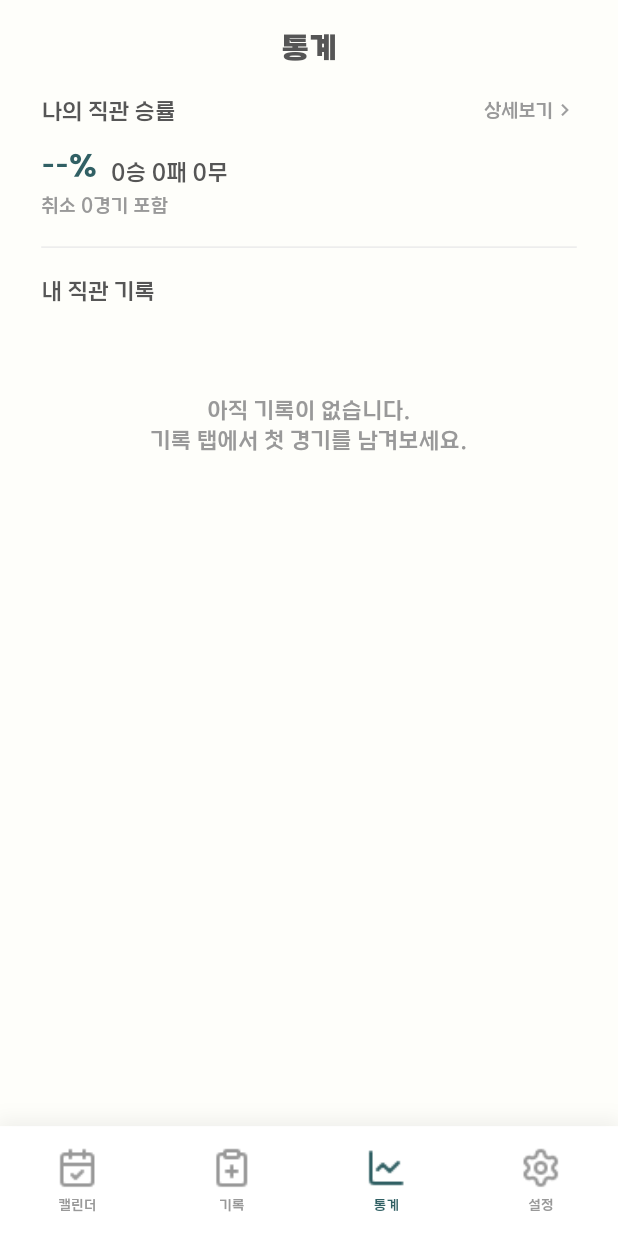
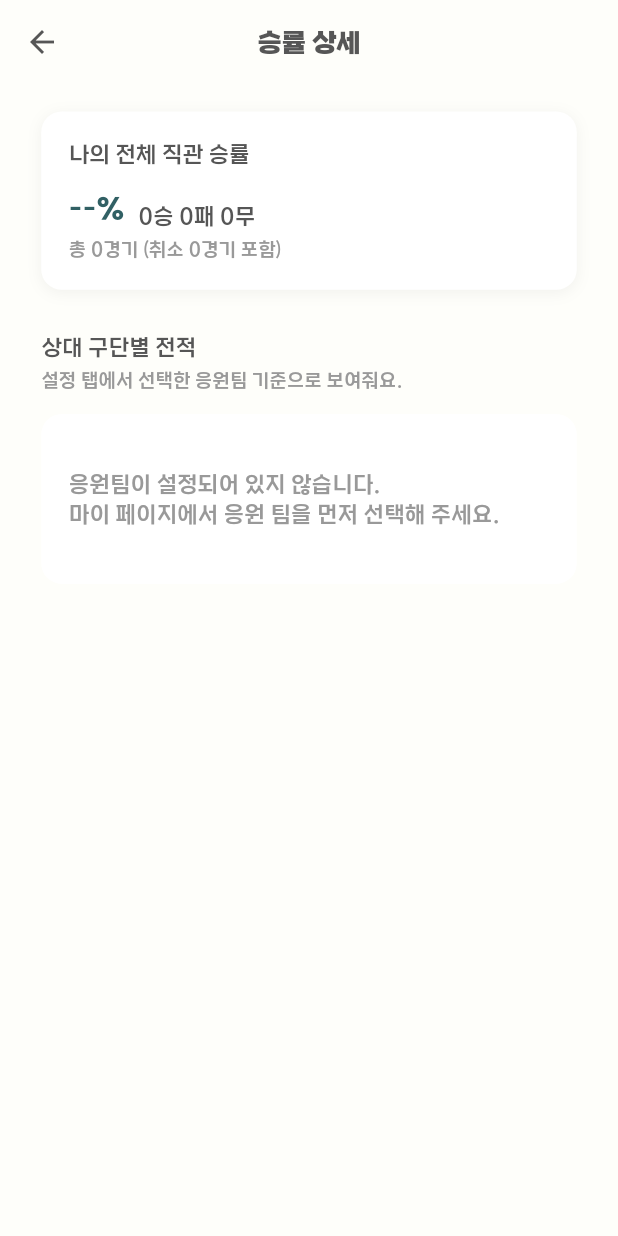
Before and after one commit to Obebe-creator/capstone_baseball, a Flutter app: the screen it shows after launch, item 3 of the bottom bar chosen, after a tap on "상세보기", on a phone screen of 412 x 824 dp. Run offline on Flutter 3.47's test engine with Material 3 defaults, Android fonts, the phone set to English and light mode, and no system bars; our stand-ins replace flutter_screenutil, get, logger, shared_preferences, table_calendar.

Commit message:
승률 상세보기 페이지 구현

```diff
--- /dev/null
+++ b/lib/view/analysis/analysis_detail_page.dart
@@ -0,0 +1,313 @@
+import 'package:capstone_baseball/controller/analysis_controller.dart';
+import 'package:capstone_baseball/controller/setting_controller.dart';
+import 'package:capstone_baseball/model/game_record.dart';
+import 'package:capstone_baseball/model/team.dart';
+import 'package:capstone_baseball/theme/app_colors.dart';
+import 'package:capstone_baseball/theme/font_styles.dart';
+import 'package:flutter/material.dart';
+import 'package:flutter_screenutil/flutter_screenutil.dart';
+import 'package:get/get.dart';
+
+class AnalysisDetailPage extends GetView<AnalysisController> {
+  const AnalysisDetailPage({super.key});
+
+  @override
+  Widget build(BuildContext context) {
+    return Scaffold(
+      backgroundColor: AppColors.bgColor,
+      appBar: AppBar(
+        backgroundColor: AppColors.bgColor,
+        elevation: 0,
+        centerTitle: true,
+        title: Text(
+          '승률 상세',
+          style: FontStyles.KBO_bold_15.copyWith(color: AppColors.grey_title),
+        ),
+        iconTheme: IconThemeData(color: AppColors.grey_title),
+      ),
+      body: _body(),
+    );
+  }
+
+  Widget _body() {
+    return SingleChildScrollView(
+      padding: EdgeInsets.symmetric(horizontal: 24.w, vertical: 16.h),
+      child: Column(
+        crossAxisAlignment: CrossAxisAlignment.start,
+        children: [
+          _overallWinRateSection(),
+          SizedBox(height: 24.h),
+          _opponentSection(),
+        ],
+      ),
+    );
+  }
+
+  // MARK: - 전체 직관 승률 섹션
+  Widget _overallWinRateSection() {
+    return Obx(() {
+      final winRate = controller.winRate; // 0 ~ 100
+      final played = controller.playedCount;
+      final win = controller.winCount;
+      final lose = controller.loseCount;
+      final draw = controller.drawCount;
+      final cancel = controller.cancelCount;
+
+      return Container(
+        width: double.infinity,
+        padding: EdgeInsets.all(16.w),
+        decoration: BoxDecoration(
+          color: AppColors.white,
+          borderRadius: BorderRadius.circular(12.r),
+          boxShadow: [
+            BoxShadow(
+              color: Colors.black.withOpacity(0.05),
+              blurRadius: 8,
+              offset: const Offset(0, 2),
+            ),
+          ],
+        ),
+        child: Column(
+          crossAxisAlignment: CrossAxisAlignment.start,
+          children: [
+            Text(
+              '나의 전체 직관 승률',
+              style: FontStyles.KBO_medium_13.copyWith(
+                color: AppColors.grey_title,
+              ),
+            ),
+            SizedBox(height: 12.h),
+
+            // 승률 + 전적
+            Row(
+              crossAxisAlignment: CrossAxisAlignment.end,
+              children: [
+                Text(
+                  played == 0 ? '--%' : '${winRate.toStringAsFixed(0)}%',
+                  style: FontStyles.KBO_bold_17.copyWith(
+                    color: AppColors.mainColor,
+                  ),
+                ),
+                SizedBox(width: 8.w),
+                Text(
+                  '$win승 $lose패 $draw무',
+                  style: FontStyles.KBO_medium_13.copyWith(
+                    color: AppColors.grey_title,
+                  ),
+                ),
+              ],
+            ),
+            SizedBox(height: 4.h),
+            Text(
+              '총 ${played + cancel}경기 (취소 $cancel경기 포함)',
+              style: FontStyles.KBO_medium_11.copyWith(
+                color: AppColors.grey_04,
+              ),
+            ),
+          ],
+        ),
+      );
+    });
+  }
+
+  // MARK: - 상대 구단별 전적 섹션
+  Widget _opponentSection() {
+    final settingController = Get.find<SettingController>();
+
+    return Column(
+      crossAxisAlignment: CrossAxisAlignment.start,
+      children: [
+        Text(
+          '상대 구단별 전적',
+          style: FontStyles.KBO_medium_13.copyWith(color: AppColors.grey_title),
+        ),
+        SizedBox(height: 4.h),
+        Text(
+          '설정 탭에서 선택한 응원팀 기준으로 보여줘요.',
+          style: FontStyles.KBO_medium_11.copyWith(color: AppColors.grey_04),
+        ),
+        SizedBox(height: 12.h),
+        Obx(() {
+          final favorite = settingController.selectedTeam;
+
+          if (favorite == null) {
+            return Container(
+              width: double.infinity,
+              padding: EdgeInsets.symmetric(vertical: 32.h, horizontal: 16.w),
+              decoration: BoxDecoration(
+                color: AppColors.white,
+                borderRadius: BorderRadius.circular(12.r),
+              ),
+              child: Text(
+                '응원팀이 설정되어 있지 않습니다.\n마이 페이지에서 응원 팀을 먼저 선택해 주세요.',
+                style: FontStyles.KBO_medium_13.copyWith(
+                  color: AppColors.grey_04,
+                ),
+              ),
+            );
+          }
+
+          final stats = _buildOpponentStats(controller.records, favorite);
+
+          if (stats.isEmpty) {
+            return Container(
+              width: double.infinity,
+              padding: EdgeInsets.symmetric(vertical: 32.h, horizontal: 16.w),
+              decoration: BoxDecoration(
+                color: AppColors.white,
+                borderRadius: BorderRadius.circular(12.r),
+              ),
+              child: Text(
+                '아직 ${favorite.shortName}를 응원한 경기 기록이 없습니다.',
+                style: FontStyles.KBO_medium_13.copyWith(
+                  color: AppColors.grey_04,
+                ),
+              ),
+            );
+          }
+
+          return Container(
+            width: double.infinity,
+            padding: EdgeInsets.symmetric(vertical: 8.h),
+            decoration: BoxDecoration(
+              color: AppColors.white,
+              borderRadius: BorderRadius.circular(12.r),
+              boxShadow: [
+                BoxShadow(
+                  color: Colors.black.withOpacity(0.03),
+                  blurRadius: 6,
+                  offset: const Offset(0, 2),
+                ),
+              ],
+            ),
+            child: ListView.separated(
+              shrinkWrap: true,
+              physics: const NeverScrollableScrollPhysics(),
+              itemCount: stats.length,
+              separatorBuilder: (_, __) =>
+                  Divider(height: 1, thickness: 0.5, color: AppColors.grey_01),
+              itemBuilder: (_, index) {
+                final s = stats[index];
+                return _opponentRow(s);
+              },
+            ),
+          );
+        }),
+      ],
+    );
+  }
+
+  // MARK: - 상대 구단 한 줄 UI
+  Widget _opponentRow(_OpponentStats stats) {
+    final winRateText = stats.played == 0
+        ? '--%'
+        : '${stats.winRate.toStringAsFixed(0)}%';
+
+    return Padding(
+      padding: EdgeInsets.symmetric(horizontal: 16.w, vertical: 10.h),
+      child: Row(
+        children: [
+          // 구단 이름
+          Expanded(
+            flex: 2,
+            child: Text(
+              stats.team.shortName,
+              style: FontStyles.KBO_medium_13.copyWith(
+                color: AppColors.grey_title,
+              ),
+            ),
+          ),
+
+          // 승률
+          Expanded(
+            flex: 2,
+            child: Text(
+              '승률 $winRateText',
+              style: FontStyles.KBO_medium_13.copyWith(
+                color: AppColors.mainColor,
+              ),
+            ),
+          ),
+
+          // 전적
+          Expanded(
+            flex: 3,
+            child: Align(
+              alignment: Alignment.centerRight,
+              child: Text(
+                '${stats.win}승 ${stats.lose}패 ${stats.draw}무  (${stats.played}경기, 취소 ${stats.cancel}경기)',
+                style: FontStyles.KBO_medium_11.copyWith(
+                  color: AppColors.grey_05,
+                ),
+                textAlign: TextAlign.right,
+              ),
+            ),
+          ),
+        ],
+      ),
+    );
+  }
+
+  // MARK: - 응원팀 기준 상대 구단별 통계 계산
+  List<_OpponentStats> _buildOpponentStats(
+    List<GameRecord> records,
+    Team favorite,
+  ) {
+    // key: opponentTeamId
+    final Map<String, _OpponentStats> map = {};
+
+    for (final record in records) {
+      // 내가 응원한 팀이 favorite 인 경기만
+      if (record.myTeam.id != favorite.id) continue;
+
+      final opponent = record.opponentTeam;
+      final key = opponent.id;
+
+      map.putIfAbsent(key, () => _OpponentStats(team: opponent));
+
+      final entry = map[key]!;
+
+      final result = controller.getResult(record);
+
+      switch (result) {
+        case GameResult.win:
+          entry.win++;
+          entry.played++;
+          break;
+        case GameResult.lose:
+          entry.lose++;
+          entry.played++;
+          break;
+        case GameResult.draw:
+          entry.draw++;
+          entry.played++;
+          break;
+        case GameResult.cancel:
+          entry.cancel++;
+          // played는 올리지 않음
+          break;
+      }
+    }
+
+    final list = map.values.toList();
+
+    // 팀 이름 기준으로 정렬 (보기 좋게)
+    list.sort((a, b) => a.team.shortName.compareTo(b.team.shortName));
+
+    return list;
+  }
+}
+
+// 상대 구단별 전적 모델 (이 페이지 내부에서만 사용)
+class _OpponentStats {
+  final Team team;
+  int played = 0; // 정상 진행 경기 수 (승/패/무)
+  int win = 0;
+  int lose = 0;
+  int draw = 0;
+  int cancel = 0;
+
+  _OpponentStats({required this.team});
+
+  double get winRate => played == 0 ? 0 : (win / played * 100);
+}
--- a/lib/view/analysis/analysis_main.dart
+++ b/lib/view/analysis/analysis_main.dart
@@ -2,6 +2,7 @@ import 'package:capstone_baseball/controller/analysis_controller.dart';
 import 'package:capstone_baseball/model/game_record.dart';
 import 'package:capstone_baseball/theme/app_colors.dart';
 import 'package:capstone_baseball/theme/font_styles.dart';
+import 'package:capstone_baseball/view/analysis/analysis_detail_page.dart';
 import 'package:flutter/material.dart';
 import 'package:flutter_screenutil/flutter_screenutil.dart';
 import 'package:get/get.dart';
@@ -70,7 +71,7 @@ class AnalysisMain extends GetView<AnalysisController> {
               TextButton(
                 onPressed: () {
                   // TODO: 상세 통계 페이지로 이동
-                  // Get.to(() => const AnalysisDetailPage());
+                  Get.to(() => const AnalysisDetailPage());
                 },
                 style: TextButton.styleFrom(
                   padding: EdgeInsets.zero,
@@ -81,7 +82,7 @@ class AnalysisMain extends GetView<AnalysisController> {
                   children: [
                     Text(
                       '상세보기',
-                      style: FontStyles.KBO_medium_11.copyWith(
+                      style: FontStyles.KBO_medium_12.copyWith(
                         color: AppColors.grey_04,
                       ),
                     ),
```
